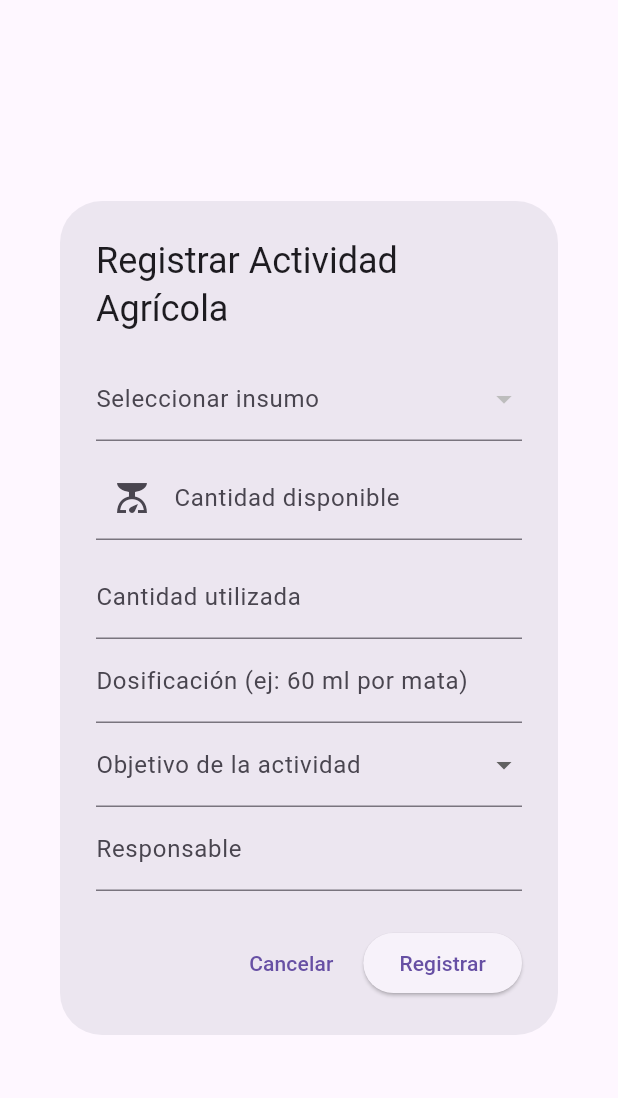
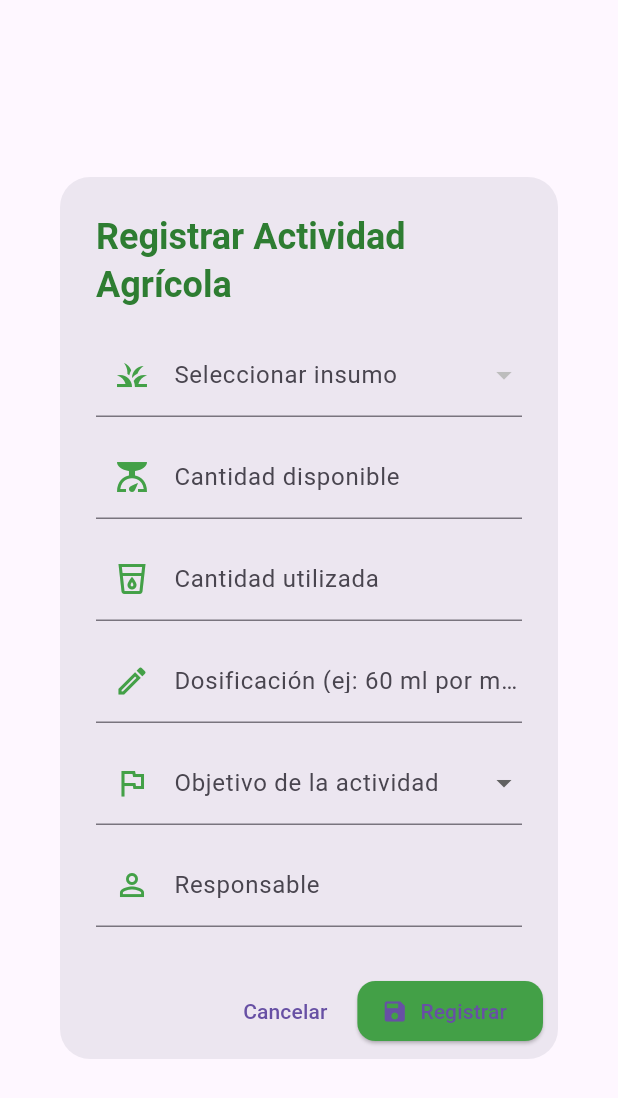
Before and after one commit to natalia482/Inventivo-Firebase, a Flutter app: the RegistrarActividadPopup widget shown alone on an empty page, opened directly with empty values, on a phone screen of 412 x 824 dp. Shown: the top 1098 px of the screen. Run offline on Flutter 3.47's test engine with Material 3 defaults, Android fonts, the phone set to English and light mode, and no system bars; our stand-ins replace shared_preferences; accounts and stored records are empty.

Commit message:
Interfaz Historial insumos

```diff
--- a/lib/screens/modulos/insumos/historial_uso_insumos_page.dart
+++ b/lib/screens/modulos/insumos/historial_uso_insumos_page.dart
@@ -8,47 +8,42 @@ class HistorialUsoInsumosPage extends StatefulWidget {
   const HistorialUsoInsumosPage({super.key});
 
   @override
-  State<HistorialUsoInsumosPage> createState() => _HistorialUsoInsumosPageState();
+  State<HistorialUsoInsumosPage> createState() =>
+      _HistorialUsoInsumosPageState();
 }
 
 class _HistorialUsoInsumosPageState extends State<HistorialUsoInsumosPage> {
   List<dynamic> actividades = [];
   bool isLoading = true;
-  int? idEmpresa; // ✅ Nuevo: Almacena el ID de la empresa
+  int? idEmpresa;
 
   @override
   void initState() {
     super.initState();
-    _cargarDatosIniciales(); // ✅ Llama a la función para obtener el ID antes de listar
+    _cargarDatosIniciales();
   }
 
-  // ✅ Nuevo: Obtiene el ID del usuario/empresa
   Future<void> _cargarDatosIniciales() async {
     final session = SessionManager();
     final user = await session.getUser();
-
-    // Asignar el ID de la empresa
     if (user != null && user['id_empresa'] != null) {
       idEmpresa = int.tryParse(user['id_empresa'].toString());
     }
-    cargarActividades(); // Llama a cargar actividades después de obtener el ID
+    cargarActividades();
   }
 
   Future<void> cargarActividades() async {
     if (idEmpresa == null) {
       setState(() => isLoading = false);
-      debugPrint("⚠️ No se pudo cargar actividades: Falta idEmpresa.");
       return;
     }
 
     setState(() => isLoading = true);
-
     try {
-      // ✅ CRÍTICO: Cambiamos a POST para enviar el id_empresa para filtrar
       final response = await http.post(
         Uri.parse(ApiConfig.listarUsoInsumos),
         headers: {"Content-Type": "application/json"},
-        body: jsonEncode({"id_empresa": idEmpresa}), // Enviamos el filtro al backend
+        body: jsonEncode({"id_empresa": idEmpresa}),
       );
 
       if (response.statusCode == 200) {
@@ -59,15 +54,12 @@ class _HistorialUsoInsumosPageState extends State<HistorialUsoInsumosPage> {
             isLoading = false;
           });
         } else {
-          debugPrint("Error backend: ${data['message']}");
           setState(() => isLoading = false);
         }
       } else {
-        debugPrint("Error HTTP: ${response.statusCode}");
         setState(() => isLoading = false);
       }
     } catch (e) {
-      debugPrint("Excepción al cargar actividades: $e");
       setState(() => isLoading = false);
     }
   }
@@ -84,44 +76,88 @@ class _HistorialUsoInsumosPageState extends State<HistorialUsoInsumosPage> {
   @override
   Widget build(BuildContext context) {
     return Scaffold(
-      appBar: AppBar(title: const Text("Historial de Uso de Insumos")),
+      backgroundColor: const Color(0xFFF8FAF8),
+      appBar: AppBar(
+        title: const Text(
+          "Historial de Uso de Insumos",
+          style: TextStyle(fontWeight: FontWeight.bold),
+        ),
+        centerTitle: true,
+        backgroundColor: const Color(0xFF2E7D32),
+        elevation: 3,
+      ),
       body: isLoading
-          ? const Center(child: CircularProgressIndicator())
+          ? const Center(child: CircularProgressIndicator(color: Color(0xFF2E7D32)))
           : actividades.isEmpty
-              ? const Center(child: Text("No hay actividades registradas."))
-              : ListView.builder(
+              ? const Center(
+                  child: Text(
+                    "No hay actividades registradas.",
+                    style: TextStyle(color: Colors.grey, fontSize: 16),
+                  ),
+                )
+              : RefreshIndicator(
+                  color: const Color(0xFF2E7D32),
+                  onRefresh: cargarActividades,
+                  child: ListView.builder(
+                    padding: const EdgeInsets.all(12),
                     itemCount: actividades.length,
                     itemBuilder: (context, index) {
                       final a = actividades[index];
                       return Card(
-                    margin: const EdgeInsets.symmetric(horizontal: 12, vertical: 6),
-                    child: ListTile(
-                      title: Text(a['nombre_insumo'] ?? 'Insumo'),
-                      subtitle: Text(
-                        "📅 ${a['fecha']}\n💧 ${a['cantidad_utilizada']} ${a['dosificacion']}\n🎯 ${a['objetivo']}\n👤 ${a['responsable']}",
+                        shape: RoundedRectangleBorder(
+                          borderRadius: BorderRadius.circular(16),
+                        ),
+                        elevation: 3,
+                        margin: const EdgeInsets.symmetric(vertical: 8),
+                        child: Padding(
+                          padding: const EdgeInsets.all(12),
+                          child: Column(
+                            crossAxisAlignment: CrossAxisAlignment.start,
+                            children: [
+                              Text(
+                                a['nombre_insumo'] ?? 'Insumo desconocido',
+                                style: const TextStyle(
+                                  fontWeight: FontWeight.bold,
+                                  fontSize: 16,
+                                  color: Color(0xFF2E7D32),
+                                ),
+                              ),
+                              const SizedBox(height: 6),
+                              Row(
+                                mainAxisAlignment:
+                                    MainAxisAlignment.spaceBetween,
+                                children: [
+                                  Text("📅 ${a['fecha'] ?? '-'}"),
+                                  Text("👤 ${a['responsable'] ?? '-'}"),
+                                ],
+                              ),
+                              const Divider(height: 15),
+                              Text("💧 Cantidad utilizada: ${a['cantidad_utilizada']} ${a['dosificacion']}"),
+                              Text("🎯 Objetivo: ${a['objetivo'] ?? '-'}"),
+                            ],
                           ),
                         ),
                       );
                     },
                   ),
+                ),
       floatingActionButton: FloatingActionButton.extended(
+        backgroundColor: const Color(0xFF43A047),
         onPressed: mostrarPopupRegistro,
         icon: const Icon(Icons.add),
-        label: const Text("Registrar Actividad Agrícola"),
+        label: const Text("Registrar actividad"),
       ),
     );
   }
 }
-
-// La lógica de RegistrarActividadPopup ya estaba bien diseñada para cargar insumos por empresa
-// No necesita cambios, ya que lee idEmpresa desde la sesión y lo envía por POST a ApiConfig.listarInsumos.
 
 class RegistrarActividadPopup extends StatefulWidget {
   final VoidCallback onRegistrada;
   const RegistrarActividadPopup({super.key, required this.onRegistrada});
 
   @override
-  State<RegistrarActividadPopup> createState() => _RegistrarActividadPopupState();
+  State<RegistrarActividadPopup> createState() =>
+      _RegistrarActividadPopupState();
 }
 
 class _RegistrarActividadPopupState extends State<RegistrarActividadPopup> {
@@ -151,33 +187,18 @@ class _RegistrarActividadPopupState extends State<RegistrarActividadPopup> {
       final user = await session.getUser();
       final idEmpresa = user?['id_empresa'];
 
-      debugPrint("🧾 Cargando insumos para empresa: $idEmpresa");
-
-      if (idEmpresa == null || idEmpresa.toString().isEmpty) {
-        debugPrint("⚠️ No se encontró id_empresa en sesión");
-        return;
-      }
-
       final response = await http.post(
         Uri.parse(ApiConfig.listarInsumos),
         headers: {"Content-Type": "application/json"},
         body: jsonEncode({"id_empresa": int.parse(idEmpresa.toString())}),
       );
 
-      debugPrint("📦 Respuesta listarInsumos: ${response.body}");
-
-      if (response.statusCode == 200) {
       final data = jsonDecode(response.body);
       if (data['success'] == true) {
         setState(() => insumos = data['data']);
-        } else {
-          debugPrint("Error backend: ${data['message']}");
-        }
-      } else {
-        debugPrint("Error HTTP: ${response.statusCode}");
       }
     } catch (e) {
-      debugPrint("Excepción cargarInsumos: $e");
+      debugPrint("Error al cargar insumos: $e");
     }
   }
 
@@ -190,22 +211,13 @@ class _RegistrarActividadPopupState extends State<RegistrarActividadPopup> {
     }
 
     setState(() => isLoading = true);
-
     try {
       final session = SessionManager();
       final user = await session.getUser();
+      final idEmpresa = user?['id_empresa'];
 
-      final idEmpresa = user?['id_empresa'];
-      debugPrint("🧠 Datos del usuario: $user");
-
-      if (idEmpresa == null || idEmpresa.toString().isEmpty) {
-        ScaffoldMessenger.of(context)
-            .showSnackBar(const SnackBar(content: Text("Error: Falta el ID de la empresa.")));
-        setState(() => isLoading = false);
-        return;
-      }
-
-      final insumo = insumos.firstWhere((i) => i['nombre_insumo'] == selectedInsumo);
+      final insumo =
+          insumos.firstWhere((i) => i['nombre_insumo'] == selectedInsumo);
       final idInsumo = insumo['id'];
 
       final response = await http.post(
@@ -215,46 +227,47 @@ class _RegistrarActividadPopupState extends State<RegistrarActividadPopup> {
           "id_insumo": idInsumo,
           "cantidad_utilizada": _cantidadCtrl.text,
           "dosificacion": _dosificacionCtrl.text,
-          "objetivo": objetivo == "Otro" ? _otroObjetivoCtrl.text : objetivo,
+          "objetivo": objetivo == "Otro"
+              ? _otroObjetivoCtrl.text
+              : objetivo,
           "responsable": _responsableCtrl.text,
           "id_empresa": int.parse(idEmpresa.toString())
         }),
       );
 
       final data = jsonDecode(response.body);
-      debugPrint("📤 Respuesta registrarUsoInsumo: ${response.body}");
       setState(() => isLoading = false);
 
       if (data['success'] == true) {
         Navigator.pop(context);
         widget.onRegistrada();
         ScaffoldMessenger.of(context).showSnackBar(
-          const SnackBar(content: Text("✅ Actividad registrada y stock actualizado")),
-        );
-      } else {
-        ScaffoldMessenger.of(context).showSnackBar(
-          SnackBar(content: Text(" Error: ${data['message']}")),
+          const SnackBar(
+            content: Text("✅ Actividad registrada y stock actualizado"),
+          ),
         );
       }
     } catch (e) {
-      debugPrint("Excepción registrarActividad: $e");
       setState(() => isLoading = false);
-      ScaffoldMessenger.of(context).showSnackBar(
-        const SnackBar(content: Text("Error al registrar la actividad.")),
-      );
     }
   }
 
   @override
   Widget build(BuildContext context) {
     return AlertDialog(
-      title: const Text("Registrar Actividad Agrícola"),
+      shape: RoundedRectangleBorder(borderRadius: BorderRadius.circular(20)),
+      title: const Text(
+        "Registrar Actividad Agrícola",
+        style: TextStyle(
+          color: Color(0xFF2E7D32),
+          fontWeight: FontWeight.bold,
+        ),
+      ),
       content: SingleChildScrollView(
         child: Form(
           key: _formKey,
           child: Column(
             children: [
-              // Dropdown de insumos
               DropdownButtonFormField<String>(
                 value: selectedInsumo,
                 items: insumos.map<DropdownMenuItem<String>>((i) {
@@ -268,46 +281,52 @@ class _RegistrarActividadPopupState extends State<RegistrarActividadPopup> {
                     selectedInsumo = value;
                     final insumo = insumos.firstWhere(
                         (i) => i['nombre_insumo'] == value,
-                      orElse: () => {},
-                    );
+                        orElse: () => {});
                     medida = insumo['cantidad'] ?? '';
                     _medidaCtrl.text = medida ?? '';
                   });
                 },
-                decoration: const InputDecoration(labelText: "Seleccionar insumo"),
+                decoration: const InputDecoration(
+                  labelText: "Seleccionar insumo",
+                  prefixIcon: Icon(Icons.grass_outlined, color: Color(0xFF43A047)),
+                ),
                 validator: (v) => v == null ? "Campo obligatorio" : null,
               ),
-
-              const SizedBox(height: 10),
-
-              // Campo medida
+              const SizedBox(height: 12),
               TextFormField(
                 controller: _medidaCtrl,
                 readOnly: true,
                 decoration: const InputDecoration(
                   labelText: "Cantidad disponible",
-                  prefixIcon: Icon(Icons.scale),
+                  prefixIcon: Icon(Icons.scale, color: Color(0xFF43A047)),
                 ),
               ),
-
-              const SizedBox(height: 10),
-
+              const SizedBox(height: 12),
               TextFormField(
                 controller: _cantidadCtrl,
                 keyboardType: TextInputType.number,
-                decoration: const InputDecoration(labelText: "Cantidad utilizada"),
+                decoration: const InputDecoration(
+                  labelText: "Cantidad utilizada",
+                  prefixIcon: Icon(Icons.local_drink_outlined, color: Color(0xFF43A047)),
+                ),
                 validator: (v) => v!.isEmpty ? "Campo obligatorio" : null,
               ),
+              const SizedBox(height: 12),
               TextFormField(
                 controller: _dosificacionCtrl,
-                decoration:
-                    const InputDecoration(labelText: "Dosificación (ej: 60 ml por mata)"),
+                decoration: const InputDecoration(
+                  labelText: "Dosificación (ej: 60 ml por mata)",
+                  prefixIcon: Icon(Icons.edit_outlined, color: Color(0xFF43A047)),
+                ),
                 validator: (v) => v!.isEmpty ? "Campo obligatorio" : null,
               ),
-
+              const SizedBox(height: 12),
               DropdownButtonFormField<String>(
                 value: objetivo,
-                decoration: const InputDecoration(labelText: "Objetivo de la actividad"),
+                decoration: const InputDecoration(
+                  labelText: "Objetivo de la actividad",
+                  prefixIcon: Icon(Icons.flag_outlined, color: Color(0xFF43A047)),
+                ),
                 items: const [
                   DropdownMenuItem(value: "Fertilización", child: Text("Fertilización")),
                   DropdownMenuItem(value: "Abono", child: Text("Abono")),
@@ -322,32 +341,49 @@ class _RegistrarActividadPopupState extends State<RegistrarActividadPopup> {
                 },
                 validator: (v) => v == null ? "Campo obligatorio" : null,
               ),
-
               if (mostrarOtroObjetivo)
                 TextFormField(
                   controller: _otroObjetivoCtrl,
-                  decoration: const InputDecoration(labelText: "Especificar otro objetivo"),
-                  validator: (v) => mostrarOtroObjetivo && v!.isEmpty
-                      ? "Campo obligatorio"
-                      : null,
+                  decoration: const InputDecoration(
+                    labelText: "Especificar otro objetivo",
+                    prefixIcon: Icon(Icons.text_fields, color: Color(0xFF43A047)),
                   ),
-
+                  validator: (v) =>
+                      mostrarOtroObjetivo && v!.isEmpty ? "Campo obligatorio" : null,
+                ),
+              const SizedBox(height: 12),
               TextFormField(
                 controller: _responsableCtrl,
-                decoration: const InputDecoration(labelText: "Responsable"),
+                decoration: const InputDecoration(
+                  labelText: "Responsable",
+                  prefixIcon: Icon(Icons.person_outline, color: Color(0xFF43A047)),
+                ),
                 validator: (v) => v!.isEmpty ? "Campo obligatorio" : null,
               ),
             ],
           ),
         ),
       ),
+      actionsPadding: const EdgeInsets.symmetric(horizontal: 10, vertical: 8),
       actions: [
-        TextButton(onPressed: () => Navigator.pop(context), child: const Text("Cancelar")),
-        ElevatedButton(
+        TextButton(
+          onPressed: () => Navigator.pop(context),
+          child: const Text("Cancelar"),
+        ),
+        ElevatedButton.icon(
           onPressed: isLoading ? null : registrarActividad,
-          child: isLoading
-              ? const CircularProgressIndicator(color: Colors.white)
-              : const Text("Registrar"),
+          style: ElevatedButton.styleFrom(
+            backgroundColor: const Color(0xFF43A047),
+            shape: RoundedRectangleBorder(
+              borderRadius: BorderRadius.circular(12),
+            ),
+          ),
+          icon: isLoading
+              ? const SizedBox(
+                  height: 16, width: 16,
+                  child: CircularProgressIndicator(strokeWidth: 2, color: Colors.white))
+              : const Icon(Icons.save),
+          label: Text(isLoading ? "Guardando..." : "Registrar"),
         ),
       ],
     );
```
Lines whose indentation alone changed are shown as unchanged.
